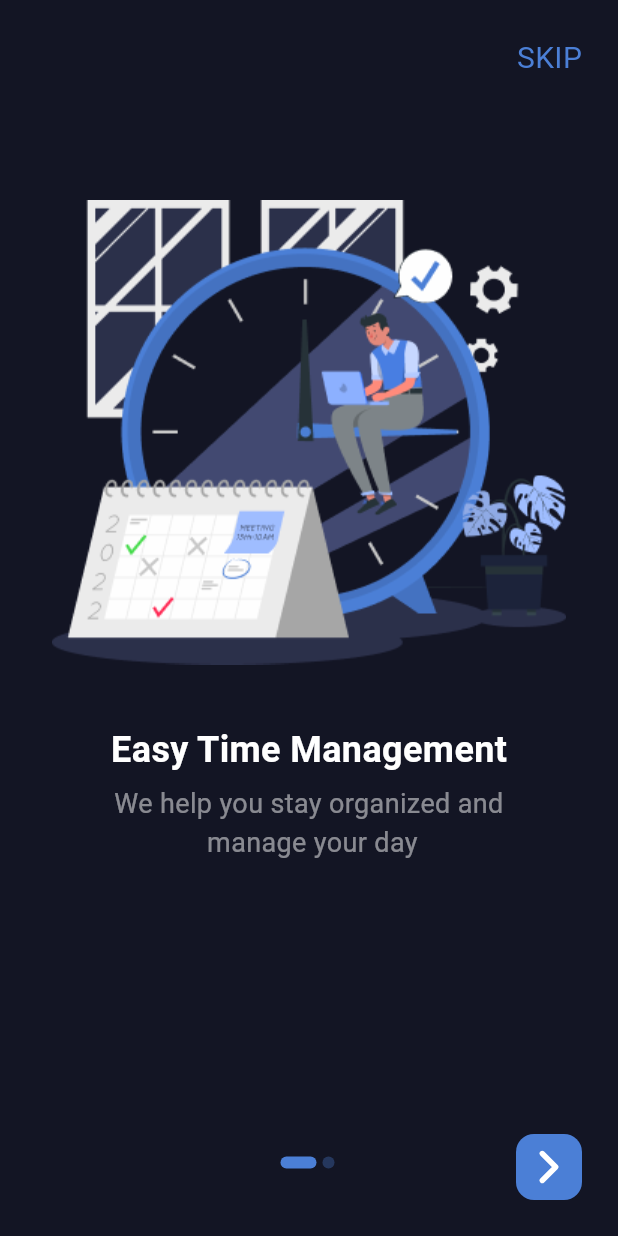
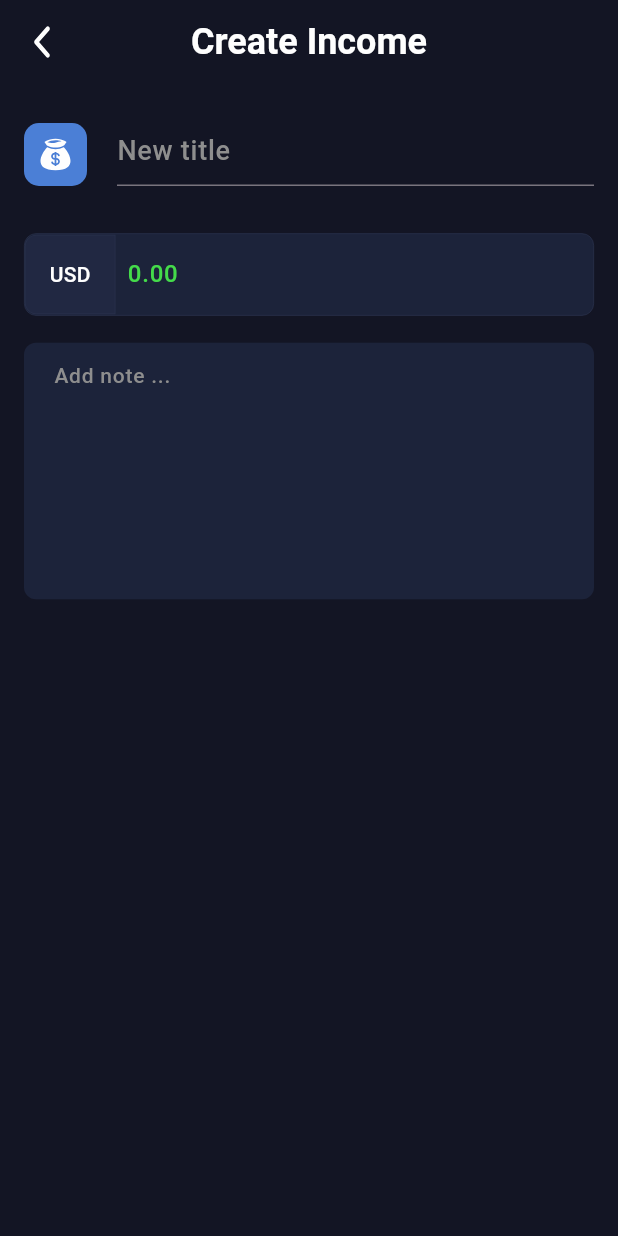
Before and after one commit to jakhongirovjasurbek/productive, a Flutter app: the screen it shows after launch, on a phone screen of 412 x 824 dp. Run offline on Flutter 3.47's test engine with Material 3 defaults, Android fonts, the phone set to English and light mode, and no system bars; drawn by our look-alikes of keyboard_dismisser; our stand-ins replace bloc, device_preview, flutter_bloc, flutter_svg, gap, google_mobile_ads and 1 more; Roboto replaces fonts that are missing (Barlow); project files that could hold a hidden picture were left out.

Commit message:
create income page uini qildim

```diff
--- /dev/null
+++ b/lib/core/create_status/income_active_status.dart
@@ -0,0 +1 @@
+enum IncomeActiveStatus{loading,pure,success}
--- /dev/null
+++ b/lib/core/create_status/income_status.dart
@@ -0,0 +1 @@
+enum IncomePrio{salary,expense}
--- a/lib/core/routes/app_route.dart
+++ b/lib/core/routes/app_route.dart
@@ -4,6 +4,7 @@ import 'package:productive/core/pages/onboarding.dart';
 import 'package:productive/core/pages/splash.dart';
 import 'package:productive/features/authentication/presentation/pages/create_new_password.dart';
 import 'package:productive/core/route_names/app_route_name.dart';
+import 'package:productive/features/create/presentation/pages/create_income.dart';
 import 'package:productive/features/home/home.dart';
 import 'package:productive/features/calendar/calendar_screen.dart';
 
@@ -11,7 +12,7 @@ class AppRoute {
   static Route<dynamic>? onGenerateRoute(RouteSettings settings) {
     switch (settings.name) {
       case AppRouteNames.splash:
-        return fade(const SplashPage());
+        return fade(const CreateIncomeScreen());
       case AppRouteNames.home:
         return fade(const HomePage());
       case AppRouteNames.onboarding:
--- /dev/null
+++ b/lib/features/create/data/model/income_model.dart
@@ -0,0 +1,20 @@
+import 'package:productive/core/create_status/income_status.dart';
+
+class IncomeModel {
+  final IncomePrio priority;
+  final String title;
+  final int usd;
+  final String note;
+
+  IncomeModel({
+    required this.priority,
+    required this.title,
+    required this.usd,
+    required this.note,
+  });
+
+  @override
+  String toString() {
+    return 'IncomeModel{priority: $priority, title: $title, usd: $usd, note: $note}';
+  }
+}
--- /dev/null
+++ b/lib/features/create/presentation/bloc/income_bloc.dart
@@ -0,0 +1,29 @@
+import 'dart:async';
+
+import 'package:bloc/bloc.dart';
+import 'package:productive/core/create_status/income_active_status.dart';
+import 'package:productive/core/create_status/income_status.dart';
+import 'package:productive/features/create/data/model/income_model.dart';
+
+part 'income_event.dart';
+
+part 'income_state.dart';
+
+class IncomeBloc extends Bloc<IncomeEvent, IncomeState> {
+  IncomeBloc()
+      : super(
+          IncomeState(
+            incomeModel: IncomeModel(
+              usd: 0,
+              note: "",
+              priority: IncomePrio.expense,
+              title: "",
+            ),
+            activeStatus: IncomeActiveStatus.success
+          ),
+        ) {
+    on<AddIncome>((event, emit) {
+      print("Qo'shilayotgan income ${event.prio},${event.usd},${event.title},${event.note}");
+    });
+  }
+}
--- /dev/null
+++ b/lib/features/create/presentation/bloc/income_event.dart
@@ -0,0 +1,25 @@
+part of 'income_bloc.dart';
+
+abstract class IncomeEvent {}
+
+class AddIncome extends IncomeEvent {
+  final IncomePrio prio;
+  final String title;
+  final int usd;
+  final String note;
+
+  AddIncome({
+    required this.prio,
+    required this.title,
+    required this.usd,
+    required this.note,
+  });
+}
+
+class ChangePriority extends IncomeEvent {
+  final IncomePrio prio;
+
+  ChangePriority({
+    required this.prio,
+  });
+}
--- /dev/null
+++ b/lib/features/create/presentation/bloc/income_state.dart
@@ -0,0 +1,19 @@
+part of 'income_bloc.dart';
+
+class IncomeState {
+  final IncomeModel incomeModel;
+  final IncomeActiveStatus activeStatus;
+
+  IncomeState({
+    required this.incomeModel,
+    required this.activeStatus,
+  });
+
+  IncomeState copyWith(
+      {IncomeModel? incomeModel, IncomeActiveStatus? activeStatus}) {
+    return IncomeState(
+      incomeModel: incomeModel ?? this.incomeModel,
+      activeStatus: activeStatus ?? this.activeStatus,
+    );
+  }
+}
--- /dev/null
+++ b/lib/features/create/presentation/pages/create_income.dart
@@ -0,0 +1,328 @@
+import 'package:flutter/cupertino.dart';
+import 'package:flutter/material.dart';
+import 'package:flutter/widgets.dart';
+import 'package:flutter_bloc/flutter_bloc.dart';
+import 'package:flutter_svg/flutter_svg.dart';
+import 'package:gap/gap.dart';
+import 'package:productive/core/create_status/income_active_status.dart';
+import 'package:productive/core/create_status/income_status.dart';
+import 'package:productive/core/extensions/extensions.dart';
+import 'package:productive/features/create/data/model/income_model.dart';
+import 'package:productive/features/create/presentation/bloc/income_bloc.dart';
+import 'package:productive/features/create/presentation/widgets/w_text_field.dart';
+
+class CreateIncomeScreen extends StatefulWidget {
+  const CreateIncomeScreen({super.key});
+
+  @override
+  State<CreateIncomeScreen> createState() => _CreateIncomeScreenState();
+}
+
+class _CreateIncomeScreenState extends State<CreateIncomeScreen> {
+  TextEditingController? title_controller;
+  int usd = 0;
+  TextEditingController? note_controller;
+
+  @override
+  void initState() {
+    title_controller = TextEditingController();
+    note_controller = TextEditingController();
+    super.initState();
+  }
+
+  String getSvg(IncomePrio prio) {
+    switch (prio) {
+      case IncomePrio.salary:
+        return context.icons.moneyFirst;
+      case IncomePrio.expense:
+        return context.icons.moneySecond;
+    }
+  }
+
+  Color getColor(IncomePrio prio) {
+    switch (prio) {
+      case IncomePrio.expense:
+        return context.colors.addButtonLinear1;
+      case IncomePrio.salary:
+        return context.colors.meetingColor;
+    }
+  }
+
+  void showBottomSheet(BuildContext context, IncomeModel model) {
+    showModalBottomSheet(
+      context: context,
+      builder: (context) {
+        return Container(
+          padding: const EdgeInsets.only(top: 8, bottom: 16),
+          width: double.maxFinite,
+          height: MediaQuery.of(context).size.height / 100 * 27.8,
+          decoration: BoxDecoration(
+            borderRadius: const BorderRadius.only(
+              topLeft: Radius.circular(24),
+              topRight: Radius.circular(24),
+            ),
+            color: context.colors.bottomSheetBgColor,
+          ),
+          child: Column(
+            crossAxisAlignment: CrossAxisAlignment.center,
+            children: [
+              Padding(
+                padding: const EdgeInsets.symmetric(horizontal: 16),
+                child: Row(
+                  mainAxisAlignment: MainAxisAlignment.spaceBetween,
+                  children: [
+                    const SizedBox(),
+                    Container(
+                      width: 80,
+                      height: 4,
+                      decoration: BoxDecoration(
+                          color:
+                              context.colors.bottomSheetDate.withOpacity(0.4),
+                          borderRadius: BorderRadius.circular(24)),
+                    ),
+                    GestureDetector(child: SvgPicture.asset(context.icons.exit),),
+                  ],
+                ),
+              ),
+              const Gap(24),
+              Divider(
+                color: context.colors.dividerBgColor,
+              ),
+              GestureDetector(
+                onTap: (){},
+                child: Container(
+                  padding: const EdgeInsets.all(16),
+                  child: Row(
+                    children: [
+                      Container(
+                        decoration: BoxDecoration(
+                          borderRadius: BorderRadius.circular(10),
+                          color: getColor(IncomePrio.expense),
+                        ),
+                        padding: EdgeInsets.all(9),
+                        child: SvgPicture.asset(
+                          getSvg(model.priority),
+                        ),
+                      ),
+                      const Gap(8),
+                      Text(
+                        context.localization.salary,
+                        style: context.style.fontSize20Weight500,
+                      ),
+                    ],
+                  ),
+                ),
+              ),
+              Divider(
+                color: context.colors.dividerBgColor,
+              ),
+              GestureDetector(
+                onTap: (){},
+                child: Padding(
+                  padding: const EdgeInsets.all(8),
+                  child: Stack(
+
+                    children: [
+                      Container(
+                        padding: const EdgeInsets.all(8),
+                        child:
+                            Row(
+                              children: [
+                                Container(
+                                  decoration: BoxDecoration(
+                                    borderRadius: BorderRadius.circular(10),
+                                    color: context.colors.addButtonLinear1,
+                                  ),
+                                  padding: EdgeInsets.all(12),
+                                  child: SvgPicture.asset(
+                                    context.icons.plus,
+                                  ),
+                                ),
+                                const Gap(8),
+                                Text(
+                                  context.localization.salary,
+                                  style: context.style.fontSize20Weight500,
+                                ),
+                              ],
+                            ),
+
+                      ),
+                      SvgPicture.asset(context.icons.premium),
+                    ],
+                  ),
+                ),
+              ),
+            ],
+          ),
+        );
+      },
+    );
+  }
+
+  @override
+  Widget build(BuildContext context) {
+    return BlocProvider(
+      create: (context) => IncomeBloc(),
+      child: BlocBuilder<IncomeBloc, IncomeState>(
+        builder: (context, state) {
+          switch (state.activeStatus) {
+            case IncomeActiveStatus.success:
+              return SafeArea(
+                child: Scaffold(
+                    appBar: AppBar(
+                      centerTitle: true,
+                      backgroundColor: Colors.transparent,
+                      title: Text(
+                        context.localization.create_income,
+                        style: context.style.fontSize24Weight700,
+                      ),
+                      leading: GestureDetector(
+                        onTap: () {},
+                        child: Padding(
+                          padding: const EdgeInsets.symmetric(
+                              horizontal: 10, vertical: 17),
+                          child: SvgPicture.asset(context.icons.arrow),
+                        ),
+                      ),
+                    ),
+                    body: Padding(
+                      padding: const EdgeInsets.symmetric(
+                          vertical: 20, horizontal: 16),
+                      child: Column(
+                        mainAxisSize: MainAxisSize.min,
+                        children: [
+                          Row(
+                            crossAxisAlignment: CrossAxisAlignment.end,
+                            children: [
+                              GestureDetector(
+                                onTap: () {
+                                  showBottomSheet(context, state.incomeModel);
+                                },
+                                child: Container(
+                                  decoration: BoxDecoration(
+                                    borderRadius: BorderRadius.circular(10),
+                                    color: getColor(state.incomeModel.priority),
+                                  ),
+                                  padding: EdgeInsets.all(9),
+                                  child: SvgPicture.asset(
+                                    getSvg(state.incomeModel.priority),
+                                  ),
+                                ),
+                              ),
+                              const Gap(20),
+                              Expanded(child: WTextField(
+                                onChange: (a) {
+                                  title_controller!.text = a;
+                                },
+                              )),
+                            ],
+                          ),
+                          Gap(31.5),
+                          Container(
+                            decoration: BoxDecoration(
+                              border: Border.all(
+                                width: 0.5,
+                                color: context.colors.btnBorderColor,
+                              ),
+                              borderRadius: BorderRadius.circular(8),
+                              color: context.colors.inpBackgroundColor,
+                            ),
+                            child: Row(
+                              children: [
+                                GestureDetector(
+                                  onTap: () {},
+                                  child: Container(
+                                    padding: EdgeInsets.all(16),
+                                    decoration: BoxDecoration(
+                                        color: context.colors.btnSecondColor,
+                                        borderRadius: const BorderRadius.only(
+                                          topLeft: Radius.circular(8),
+                                          bottomLeft: Radius.circular(8),
+                                        ),
+                                        border: Border.all(
+                                            width: 0.5,
+                                            color:
+                                                context.colors.btnBorderColor)),
+                                    child: Text(
+                                      context.localization.usd,
+                                      style: context.style.fontSize14Weight500,
+                                    ),
+                                  ),
+                                ),
+                                Expanded(
+                                  child: WTextField(
+                                    onChange: (a) {
+                                      a != "" ? (usd = int.parse(a)) : null;
+                                    },
+                                    decoration: InputDecoration(
+                                      contentPadding:
+                                          const EdgeInsets.symmetric(
+                                              vertical: 15, horizontal: 8),
+                                      border: InputBorder.none,
+                                      hintText: "0.00",
+                                      hintStyle: context
+                                          .style.fontSize16Weight500
+                                          .copyWith(
+                                              color: context
+                                                  .colors.isCheckGreenColor),
+                                    ),
+                                    keyboardType: TextInputType.number,
+                                    style: context.style.fontSize16Weight500
+                                        .copyWith(
+                                            color: context
+                                                .colors.isCheckGreenColor),
+                                  ),
+                                ),
+                                const Gap(16),
+                              ],
+                            ),
+                          ),
+                          const Gap(18),
+                          WTextField(
+                            onChange: (a) {},
+                            keyboardType: TextInputType.text,
+                            style: context.style.fontSize14Weight500.copyWith(
+                              color: context.colors.createTaskTime,
+                            ),
+                            decoration: InputDecoration(
+                              contentPadding: const EdgeInsets.symmetric(
+                                  vertical: 12, horizontal: 16),
+                              border: OutlineInputBorder(
+                                  borderSide: BorderSide.none,
+                                  borderRadius: BorderRadius.circular(8)),
+                              filled: true,
+                              fillColor:
+                                  context.colors.loginTextFieldBackgroundColor,
+                              hintText: context.localization.add_note,
+                              hintStyle:
+                                  context.style.fontSize14Weight500.copyWith(
+                                color: context.colors.createTaskTime,
+                              ),
+                            ),
+                            maxLines: 7,
+                          ),
+                        ],
+                      ),
+                    )),
+              );
+            case IncomeActiveStatus.loading:
+              return const Scaffold(
+                body: Center(
+                  child: CupertinoActivityIndicator(),
+                ),
+              );
+            default:
+              return const Scaffold();
+          }
+        },
+      ),
+    );
+  }
+
+  @override
+  void dispose() {
+    title_controller!.dispose();
+    note_controller!.dispose();
+    super.dispose();
+  }
+}
--- /dev/null
+++ b/lib/features/create/presentation/widgets/w_text_field.dart
@@ -0,0 +1,32 @@
+import 'package:flutter/cupertino.dart';
+import 'package:flutter/material.dart';
+import 'package:productive/core/extensions/extensions.dart';
+
+class WTextField extends StatelessWidget {
+  InputDecoration? decoration;
+      Function(String a) onChange;
+  TextStyle? style;
+  TextInputType? keyboardType;
+  int? maxLines;
+  WTextField({super.key,this.style,required this.onChange,this.decoration,this.keyboardType,this.maxLines});
+
+  @override
+  Widget build(BuildContext context) {
+    return TextField(
+
+      focusNode: FocusNode(),
+      decoration: decoration ??
+          InputDecoration(
+            hintText: context.localization.new_title,
+            hintStyle: context.style.fontSize18Weight500.copyWith(color: context.colors.createTaskTime),
+          ),
+      style: style ?? context.style.fontSize18Weight500.copyWith(color: context.colors.createTaskTime),
+      onChanged: (value) {
+        onChange(value);
+      },
+      keyboardType: keyboardType ?? TextInputType.text,
+      maxLines: maxLines ?? 1,
+
+    );
+  }
+}
--- a/lib/l10n/intl_en.arb
+++ b/lib/l10n/intl_en.arb
@@ -28,5 +28,10 @@
   "save": "Save",
   "gym_time":"Gym time",
   "PM": "PM",
-  "link":"Link to meeting"
+  "link":"Link to meeting",
+  "create_income":"Create Income",
+  "new_title": "New title",
+  "usd": "USD",
+  "add_note": "Add note ...",
+  "salary": "Salary"
 }
```
Also changed, not shown: lib/assets/colors.dart (+6 -3 lines), lib/assets/icons.dart (+6 -2 lines), assets/icons/arrow.svg (added), assets/icons/exit.svg (added), assets/icons/money_first.svg (added), assets/icons/money_second.svg (added), assets/icons/plus.svg (added), assets/icons/premium.svg (added), lib/generated/intl/messages_en.dart, lib/generated/l10n.dart, pubspec.lock, 1 other file.
